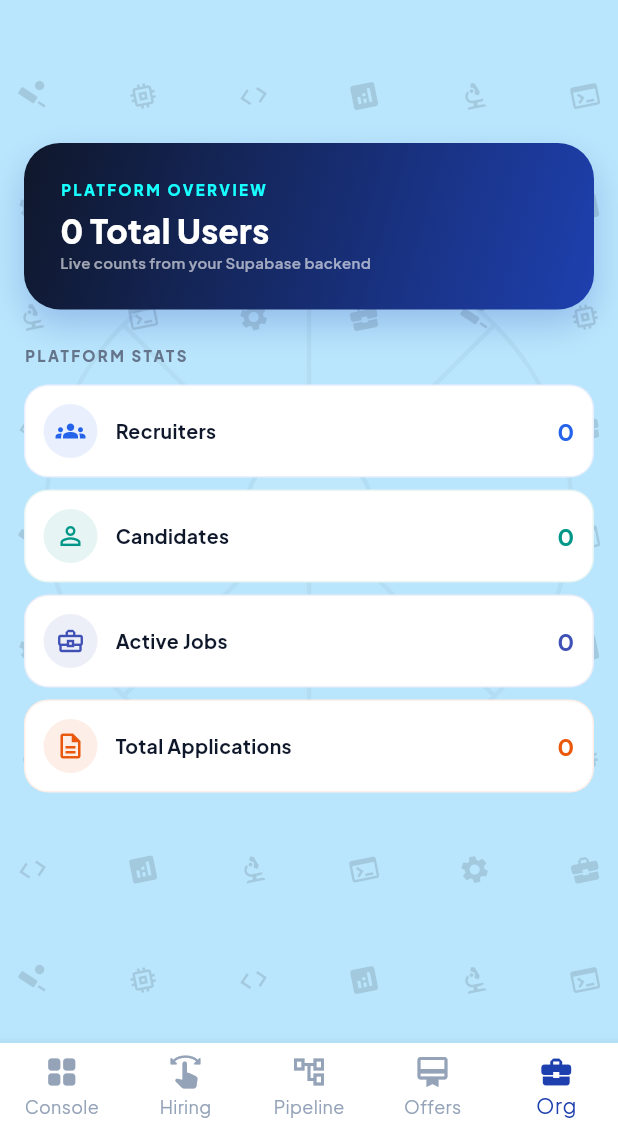
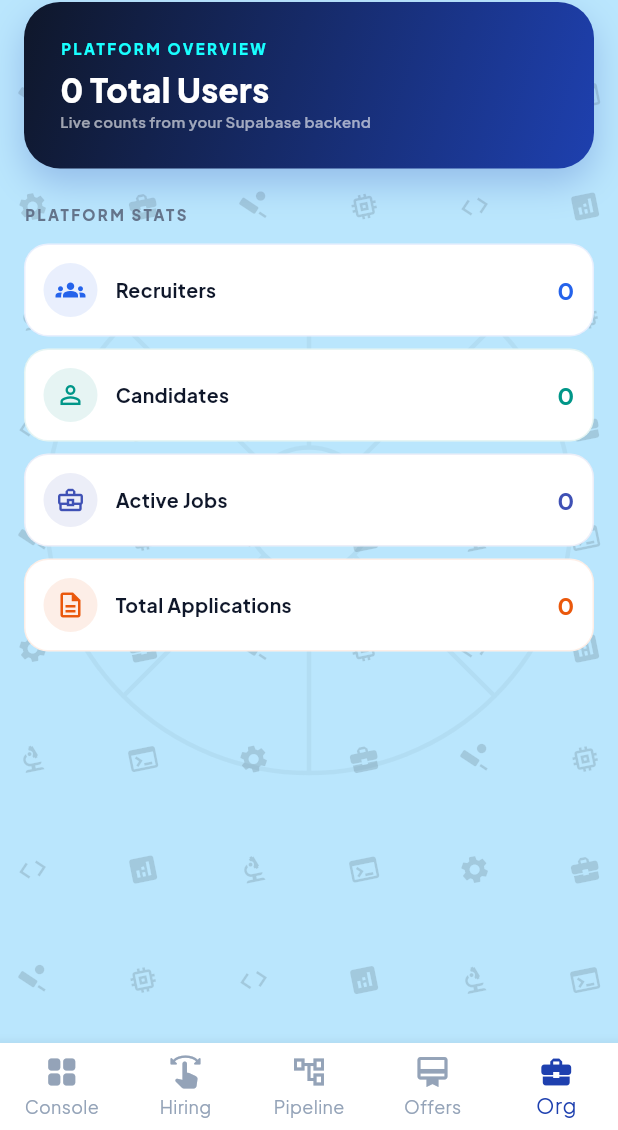
Before and after one commit to Sujithreddy10/pro-recruit-ai, a Flutter app: the RecruiterMasterHub screen opened directly, item 5 of the bottom bar chosen, on a phone screen of 412 x 824 dp, the part 106-1236 px from its top. Run offline on Flutter 3.47's test engine with Material 3 defaults, Android fonts, the light colour scheme and no system bars; our stand-ins replace file_picker, flutter_dotenv, google_fonts, share_plus, speech_to_text, supabase_flutter; missing offline and left inert: onesignal_flutter; accounts and stored records are empty.

Commit message:
refactor(recruiter): extract org stat cards and modularize enterprise_org_tab

```diff
--- a/lib/features/recruiter/tabs/enterprise_org_tab.dart
+++ b/lib/features/recruiter/tabs/enterprise_org_tab.dart
@@ -1,5 +1,6 @@
 import 'package:flutter/material.dart';
 import 'package:supabase_flutter/supabase_flutter.dart';
+import 'package:pro_recruit_ai/features/recruiter/widgets/recruiter_org_cards.dart';
 import 'package:pro_recruit_ai/shared/app_design_system.dart';
 
 class EnterpriseOrgTab extends StatefulWidget {
@@ -47,54 +48,6 @@ class _EnterpriseOrgTabState extends State<EnterpriseOrgTab>
     };
   }
 
-  Widget _orgHeader(int totalUsers) => Container(
-        padding: EdgeInsets.all(AppSpacing.xl),
-        decoration: AppDecorations.primaryCard,
-        child: Column(
-          crossAxisAlignment: CrossAxisAlignment.start,
-          children: [
-            Text(
-              "PLATFORM OVERVIEW",
-              style: AppTypography.sectionHeader.copyWith(color: Colors.cyanAccent),
-            ),
-            SizedBox(height: AppSpacing.xs),
-            Text(
-              "$totalUsers Total Users",
-              style: AppTypography.headlineLarge.copyWith(color: AppColors.textLight),
-            ),
-            Text(
-              "Live counts from your Supabase backend",
-              style: AppTypography.caption.copyWith(color: Colors.white60),
-            ),
-          ],
-        ),
-      );
-
-  Widget _orgStatCard(String label, int count, IconData icon, Color color) => Container(
-        margin: EdgeInsets.only(bottom: AppSpacing.sm),
-        padding: EdgeInsets.all(AppSpacing.md),
-        decoration: BoxDecoration(
-          color: AppColors.surface,
-          borderRadius: AppBorderRadius.medium,
-          border: Border.all(color: color.withValues(alpha: 0.1)),
-        ),
-        child: Row(
-          children: [
-            Container(
-              padding: EdgeInsets.all(AppSpacing.sm),
-              decoration: BoxDecoration(
-                color: color.withValues(alpha: 0.1),
-                shape: BoxShape.circle,
-              ),
-              child: Icon(icon, color: color, size: 20),
-            ),
-            SizedBox(width: AppSpacing.md),
-            Expanded(child: Text(label, style: AppTypography.bodyMediumBold)),
-            Text("$count", style: AppTypography.titleMedium.copyWith(color: color)),
-          ],
-        ),
-      );
-
   @override
   Widget build(BuildContext context) {
     super.build(context);
@@ -112,38 +65,42 @@ class _EnterpriseOrgTabState extends State<EnterpriseOrgTab>
         final stats = snapshot.data ??
             {'recruiters': 0, 'candidates': 0, 'jobs': 0, 'applications': 0};
 
-        return ListView(
-          padding: EdgeInsets.fromLTRB(AppSpacing.lg, 110, AppSpacing.lg, AppSpacing.lg),
+        return SafeArea(
+          child: ListView(
+            padding: EdgeInsets.all(AppSpacing.lg),
             children: [
-            _orgHeader(stats['candidates']! + stats['recruiters']!),
+              RecruiterOrgHeader(
+                totalUsers: stats['candidates']! + stats['recruiters']!,
+              ),
               SizedBox(height: AppSpacing.xl),
               Text("PLATFORM STATS", style: AppTypography.sectionHeader),
               SizedBox(height: AppSpacing.md),
-            _orgStatCard(
-              "Recruiters",
-              stats['recruiters']!,
-              Icons.groups,
-              AppColors.info,
+              RecruiterOrgStatCard(
+                label: "Recruiters",
+                count: stats['recruiters']!,
+                icon: Icons.groups,
+                accentColor: AppColors.info,
               ),
-            _orgStatCard(
-              "Candidates",
-              stats['candidates']!,
-              Icons.person_outline,
-              Colors.teal,
+              RecruiterOrgStatCard(
+                label: "Candidates",
+                count: stats['candidates']!,
+                icon: Icons.person_outline,
+                accentColor: Colors.teal,
               ),
-            _orgStatCard(
-              "Active Jobs",
-              stats['jobs']!,
-              Icons.business_center_outlined,
-              Colors.indigo,
+              RecruiterOrgStatCard(
+                label: "Active Jobs",
+                count: stats['jobs']!,
+                icon: Icons.business_center_outlined,
+                accentColor: Colors.indigo,
               ),
-            _orgStatCard(
-              "Total Applications",
-              stats['applications']!,
-              Icons.description_outlined,
-              AppColors.warning,
+              RecruiterOrgStatCard(
+                label: "Total Applications",
+                count: stats['applications']!,
+                icon: Icons.description_outlined,
+                accentColor: AppColors.warning,
               ),
             ],
+          ),
         );
       },
     );
--- /dev/null
+++ b/lib/features/recruiter/widgets/recruiter_org_cards.dart
@@ -0,0 +1,77 @@
+import 'package:flutter/material.dart';
+import 'package:pro_recruit_ai/shared/app_design_system.dart';
+
+class RecruiterOrgHeader extends StatelessWidget {
+  final int totalUsers;
+
+  const RecruiterOrgHeader({super.key, required this.totalUsers});
+
+  @override
+  Widget build(BuildContext context) {
+    return Container(
+      padding: EdgeInsets.all(AppSpacing.xl),
+      decoration: AppDecorations.primaryCard,
+      child: Column(
+        crossAxisAlignment: CrossAxisAlignment.start,
+        children: [
+          Text(
+            "PLATFORM OVERVIEW",
+            style: AppTypography.sectionHeader.copyWith(color: Colors.cyanAccent),
+          ),
+          SizedBox(height: AppSpacing.xs),
+          Text(
+            "$totalUsers Total Users",
+            style: AppTypography.headlineLarge.copyWith(color: AppColors.textLight),
+          ),
+          Text(
+            "Live counts from your Supabase backend",
+            style: AppTypography.caption.copyWith(color: Colors.white60),
+          ),
+        ],
+      ),
+    );
+  }
+}
+
+class RecruiterOrgStatCard extends StatelessWidget {
+  final String label;
+  final int count;
+  final IconData icon;
+  final Color accentColor;
+
+  const RecruiterOrgStatCard({
+    super.key,
+    required this.label,
+    required this.count,
+    required this.icon,
+    required this.accentColor,
+  });
+
+  @override
+  Widget build(BuildContext context) {
+    return Container(
+      margin: EdgeInsets.only(bottom: AppSpacing.sm),
+      padding: EdgeInsets.all(AppSpacing.md),
+      decoration: BoxDecoration(
+        color: AppColors.surface,
+        borderRadius: AppBorderRadius.medium,
+        border: Border.all(color: accentColor.withValues(alpha: 0.1)),
+      ),
+      child: Row(
+        children: [
+          Container(
+            padding: EdgeInsets.all(AppSpacing.sm),
+            decoration: BoxDecoration(
+              color: accentColor.withValues(alpha: 0.1),
+              shape: BoxShape.circle,
+            ),
+            child: Icon(icon, color: accentColor, size: 20),
+          ),
+          SizedBox(width: AppSpacing.md),
+          Expanded(child: Text(label, style: AppTypography.bodyMediumBold)),
+          Text("$count", style: AppTypography.titleMedium.copyWith(color: accentColor)),
+        ],
+      ),
+    );
+  }
+}
```
Lines whose indentation alone changed are shown as unchanged.
